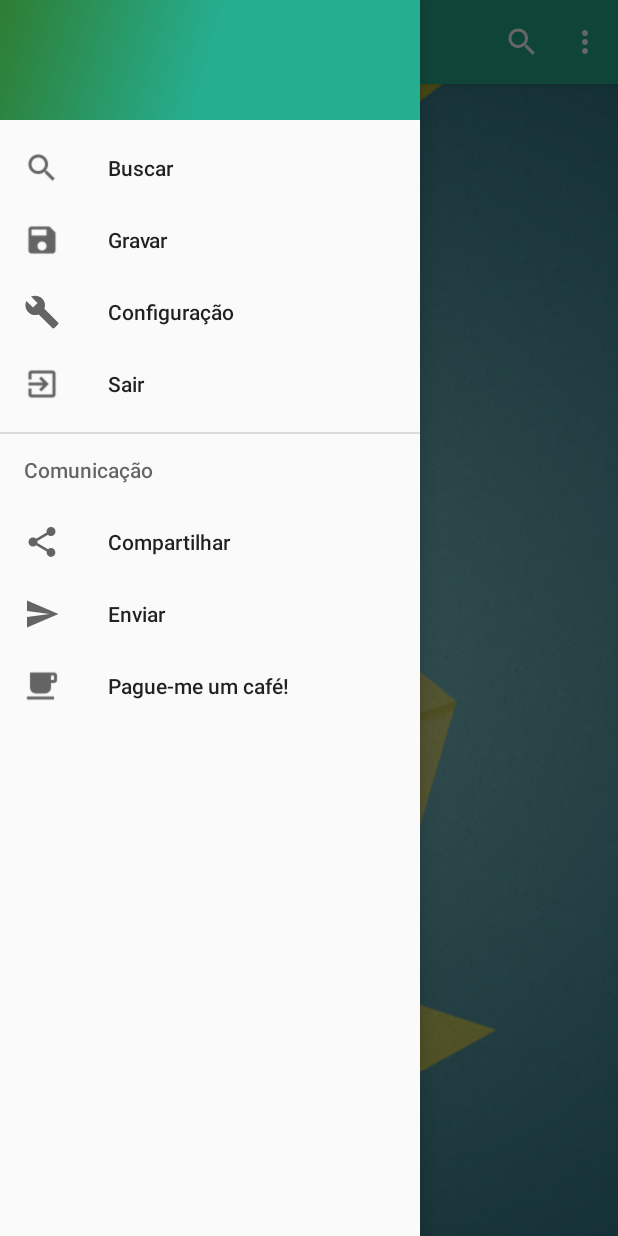
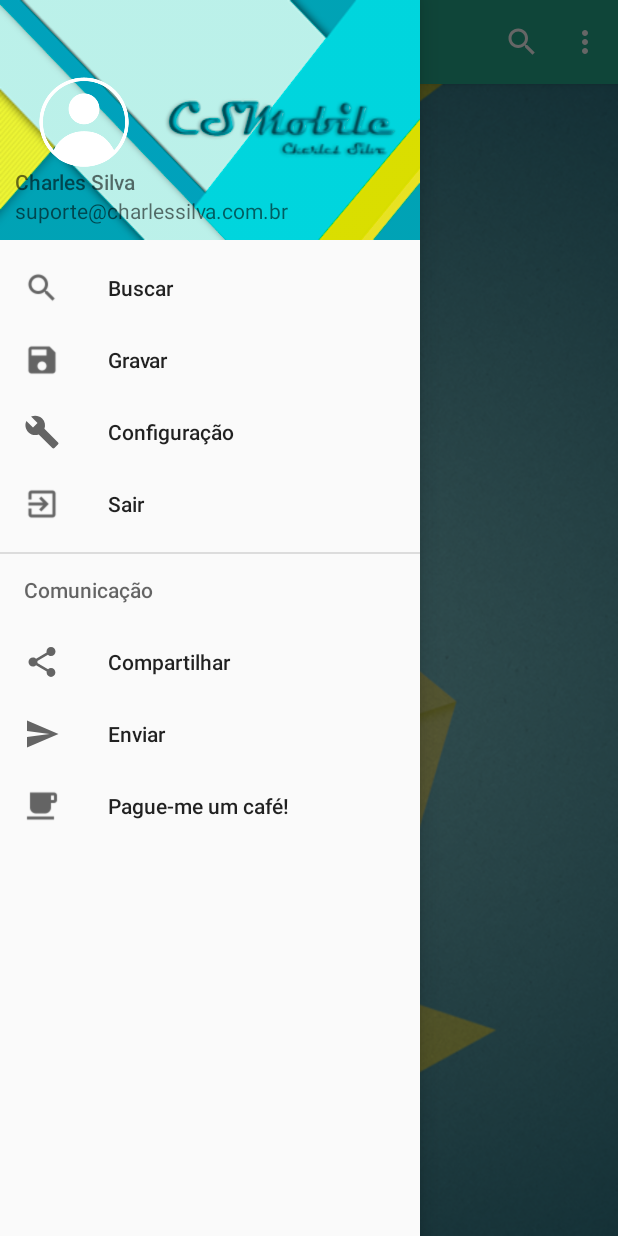
Before and after one commit to JessySilva/cs-mobile, an Android app: the MainActivity screen opened directly, with no data from a screen before it, with the side drawer open, on a phone screen of 412 x 824 dp. Run offline under Robolectric (Android 15) with nearby library versions, the phone set to English and light mode, and no system bars; 1 statement that could not run was skipped.

Commit message:
Atualização Navegation Drawer
Atualização Drawer com header

```diff
--- a/app/src/main/res/layout/nav_header_main.xml
+++ b/app/src/main/res/layout/nav_header_main.xml
@@ -2,7 +2,7 @@
 <LinearLayout xmlns:android="http://schemas.android.com/apk/res/android"
     android:layout_width="match_parent"
     android:layout_height="@dimen/nav_header_height"
-    android:background="@drawable/side_nav_bar"
+    android:background="@drawable/header"
     android:gravity="bottom"
     android:orientation="vertical"
     android:paddingBottom="@dimen/activity_vertical_margin"
@@ -12,13 +12,29 @@
     android:theme="@style/ThemeOverlay.AppCompat.Dark"
     android:nestedScrollingEnabled="false">
 
-<!--    <ImageView
-        android:id="@+id/imageView"
-        android:layout_width="wrap_content"
+    <ImageView
+        android:layout_marginLeft="16dp"
+        android:layout_marginTop="10dp"
+        android:layout_width="60dp"
+        android:layout_height="60dp"
+        android:scaleType="centerCrop"
+        android:src="@drawable/logo" />
+
+    <TextView
+            android:layout_width="match_parent"
+            android:layout_height="wrap_content"
+            android:layout_gravity="center"
+            android:gravity="center_vertical"
+            android:text="Charles Silva"
+            android:textColor="@color/common_google_signin_btn_text_light"
+            android:textAppearance="@style/TextAppearance.AppCompat.Body2" />
+
+    <TextView
+        android:layout_width="230dp"
         android:layout_height="wrap_content"
-        android:paddingTop="@dimen/nav_header_vertical_spacing"
-        android:src="@android:drawable/sym_def_app_icon" />-->
-
-
+        android:gravity="center_vertical"
+        android:text="suporte@charlessilva.com.br"
+        android:textColor="@color/common_google_signin_btn_text_light"
+        android:textAppearance="@style/TextAppearance.AppCompat.Body1" />
 
 </LinearLayout>
--- a/app/src/main/res/values/dimens.xml
+++ b/app/src/main/res/values/dimens.xml
@@ -1,9 +1,9 @@
 <resources>
     <!-- Default screen margins, per the Android Design guidelines. -->
     <dimen name="nav_header_vertical_spacing">16dp</dimen>
-    <dimen name="nav_header_height">80dp</dimen>
+    <dimen name="nav_header_height">160dp</dimen>
     <!-- Default screen margins, per the Android Design guidelines. -->
     <dimen name="activity_horizontal_margin">10dp</dimen>
-    <dimen name="activity_vertical_margin">50dp</dimen>
+    <dimen name="activity_vertical_margin">10dp</dimen>
     <dimen name="fab_margin">16dp</dimen>
 </resources>
```
Also changed, not shown: app/src/main/res/drawable/header.png (added), app/src/main/res/drawable/logo.png (added).
